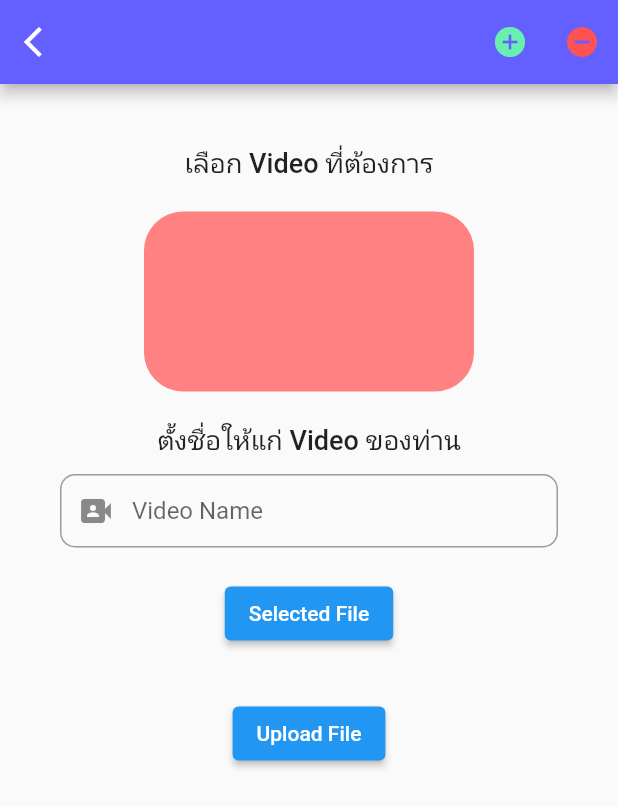
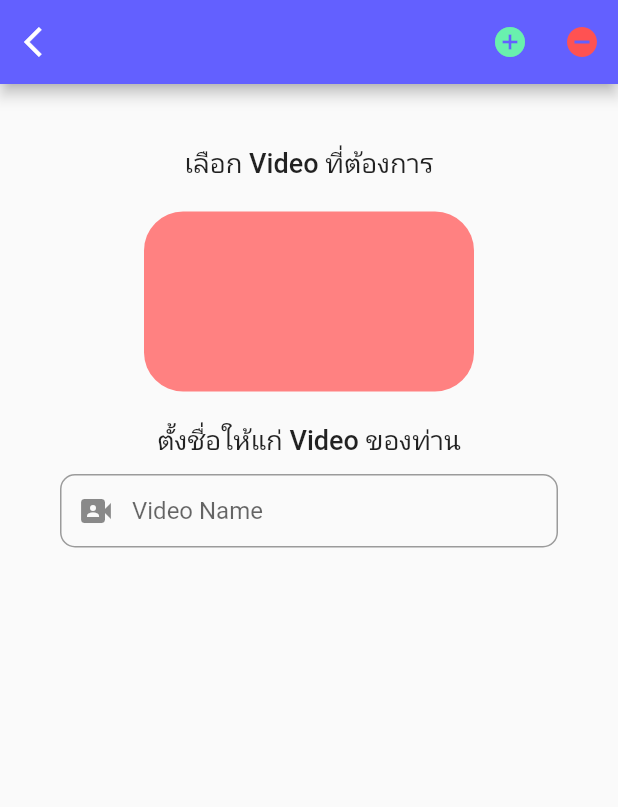
Before and after one commit to noymak/Luk-To-Learn, a Flutter app: the VideoInfo screen opened by its route, on a phone screen of 412 x 824 dp. Shown: the top 807 px of the screen. Run offline on Flutter 3.47's test engine with Material 2 defaults, Android fonts, the phone set to English and light mode, and no system bars; our stand-ins replace chewie, cloud_firestore, dropdown_search, file_picker, firebase_auth, firebase_core and 6 more; missing offline and left inert: splash_screen_view; accounts and stored records are empty; network calls fail; Roboto replaces fonts that are missing (Kanit).

Commit message:
pug video

```diff
--- a/project-main/lib/Screens/courses_screen/video_info.dart
+++ b/project-main/lib/Screens/courses_screen/video_info.dart
@@ -91,18 +91,7 @@ class _VideoInfoState extends State<VideoInfo> {
           child: Column(
             children: [
               Column(children: extractedChildren),
-              ElevatedButton(
-                onPressed: selectFile,
-                child: const Text('Selected File'),
-              ),
-              SizedBox(
-                height: 32,
-              ),
-              ElevatedButton(
-                onPressed: uploadFile,
-                child: const Text('Upload File'),
-              ),
-              SizedBox(height: 32,),
+
               buildProgress(),
             ],
           ),
--- a/project-main/lib/Screens/tutor_screen/addedcourses.dart
+++ b/project-main/lib/Screens/tutor_screen/addedcourses.dart
@@ -432,7 +432,8 @@ class _AddedCoursesState extends State<AddedCourses> {
                     context,
                     coursesController.emailController.text,
                     coursesController.imageUrl.toString(),
-                    coursesController.imageUrlBackground.toString(),);
+                    coursesController.imageUrlBackground.toString(),
+                    );
               },
               child: Container(
                 width: 200,
```
